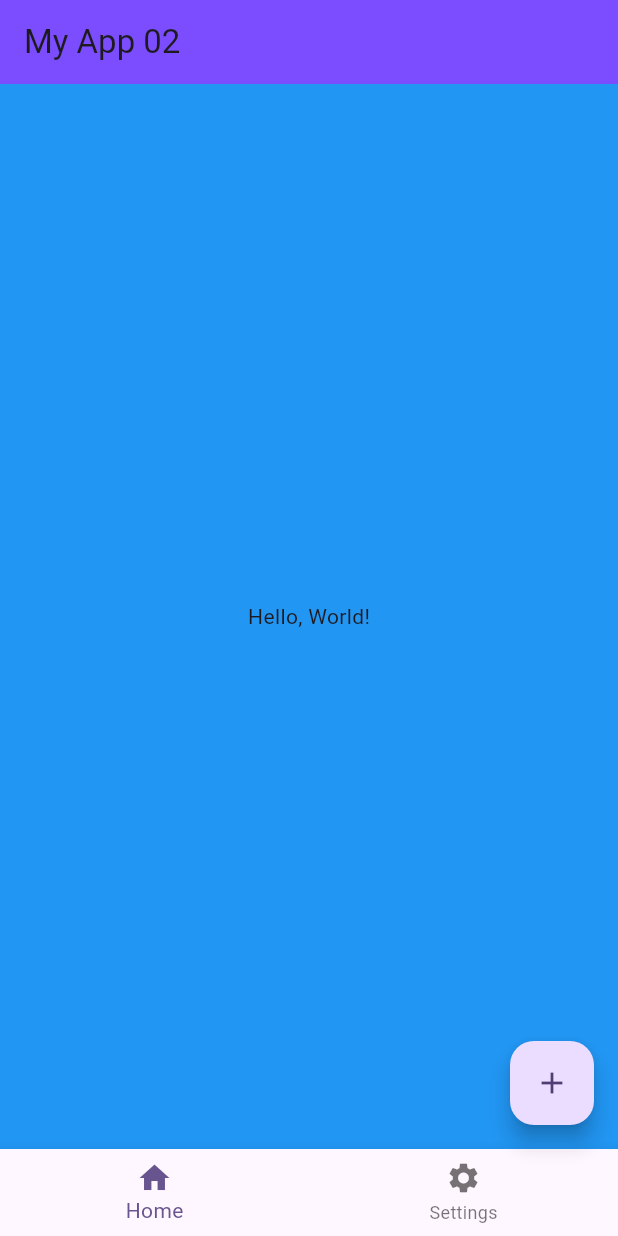
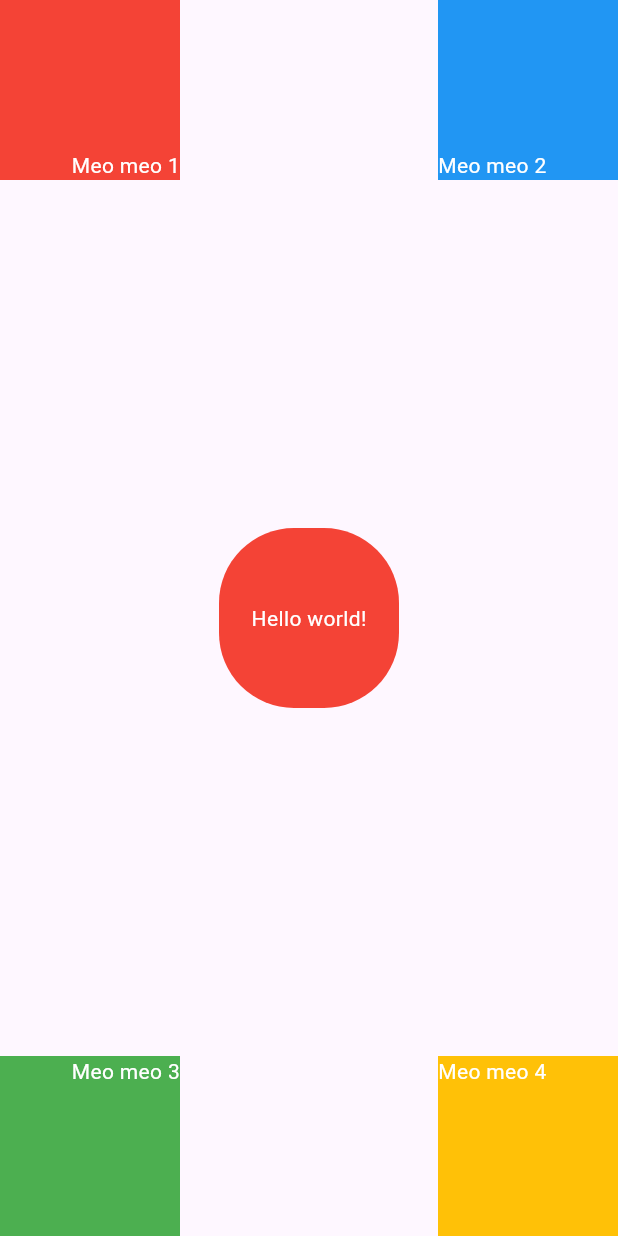
Before and after one commit to gdsthanhtung/learn-flutter, a Flutter app: the screen it shows after launch, on a phone screen of 412 x 824 dp. Run offline on Flutter 3.47's test engine with Material 3 defaults, Android fonts, the phone set to English and light mode, and no system bars.

Commit message:
Build rainbowContainer, extractMethod, passing params https://www.youtube.com/watch?v=TtaRSaUvji0&list=PLv6GftO355AsxyLjGVkpOmN8DUbcPdIBv&index=11

```diff
--- /dev/null
+++ b/lib/MyContainer.dart
@@ -0,0 +1,83 @@
+import 'package:flutter/material.dart';
+
+class Mycontainer extends StatelessWidget {
+  const Mycontainer({super.key});
+
+  @override
+  Widget build(BuildContext context) {
+    return Scaffold(
+      body: Builder(
+        builder: (context) {
+          return Stack(
+            children: [
+              Center(
+                child: rainbowContainerMethod(
+                  'Hello world!',
+                  Colors.red,
+                  Alignment.center,
+                  true,
+                ),
+              ),
+              Column(
+                mainAxisAlignment: MainAxisAlignment.spaceBetween,
+                children: [
+                  Row(
+                    mainAxisAlignment: MainAxisAlignment.spaceBetween,
+                    children: [
+                      rainbowContainerMethod(
+                        'Meo meo 1',
+                        Colors.red,
+                        Alignment.bottomRight,
+                      ),
+                      rainbowContainerMethod(
+                        'Meo meo 2',
+                        Colors.blue,
+                        Alignment.bottomLeft,
+                      ),
+                    ],
+                  ),
+                  Row(
+                    mainAxisAlignment: MainAxisAlignment.spaceBetween,
+                    children: [
+                      rainbowContainerMethod(
+                        'Meo meo 3',
+                        Colors.green,
+                        Alignment.topRight,
+                      ),
+                      rainbowContainerMethod(
+                        'Meo meo 4',
+                        Colors.amber,
+                        Alignment.topLeft,
+                      ),
+                    ],
+                  ),
+                ],
+              ),
+            ],
+          );
+        },
+      ),
+    );
+  }
+
+  Container rainbowContainerMethod(
+    String text,
+    Color color,
+    AlignmentGeometry align, [
+    bool isBorderRadius = false,
+  ]) {
+    return Container(
+      width: 120,
+      height: 120,
+      alignment: align,
+      decoration: BoxDecoration(
+        color: color,
+        borderRadius:
+            (isBorderRadius
+                ? BorderRadius.all(Radius.circular(50))
+                : BorderRadius.zero),
+      ),
+      child: Text(text, style: const TextStyle(color: Colors.white)),
+    );
+  }
+}
--- a/lib/main.dart
+++ b/lib/main.dart
@@ -1,5 +1,7 @@
 import 'package:flutter/material.dart';
 import 'MyScaffold.dart';
+import 'MyAppBar.dart';
+import 'MyContainer.dart';
 
 void main() {
   runApp(const MyApp());
@@ -12,11 +14,7 @@ class MyApp extends StatelessWidget {
   @override
   Widget build(BuildContext context) {
     return MaterialApp(
-      title: 'Flutter Demo ssss',
-      theme: ThemeData(
-        colorScheme: ColorScheme.fromSeed(seedColor: Colors.deepPurple),
-      ),
-      home: const MyScaffold(),
+      home: const Mycontainer(),
     );
   }
 }
```
Also changed, not shown: lib/MyAppBar.dart (added, +90 -0 lines).
